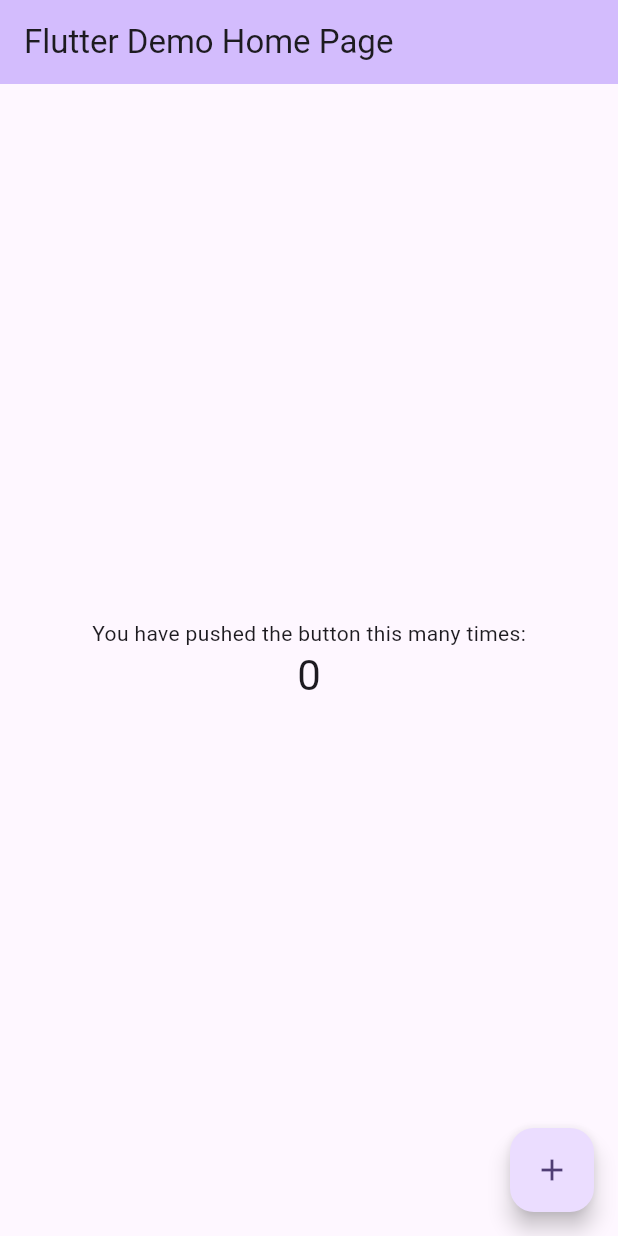
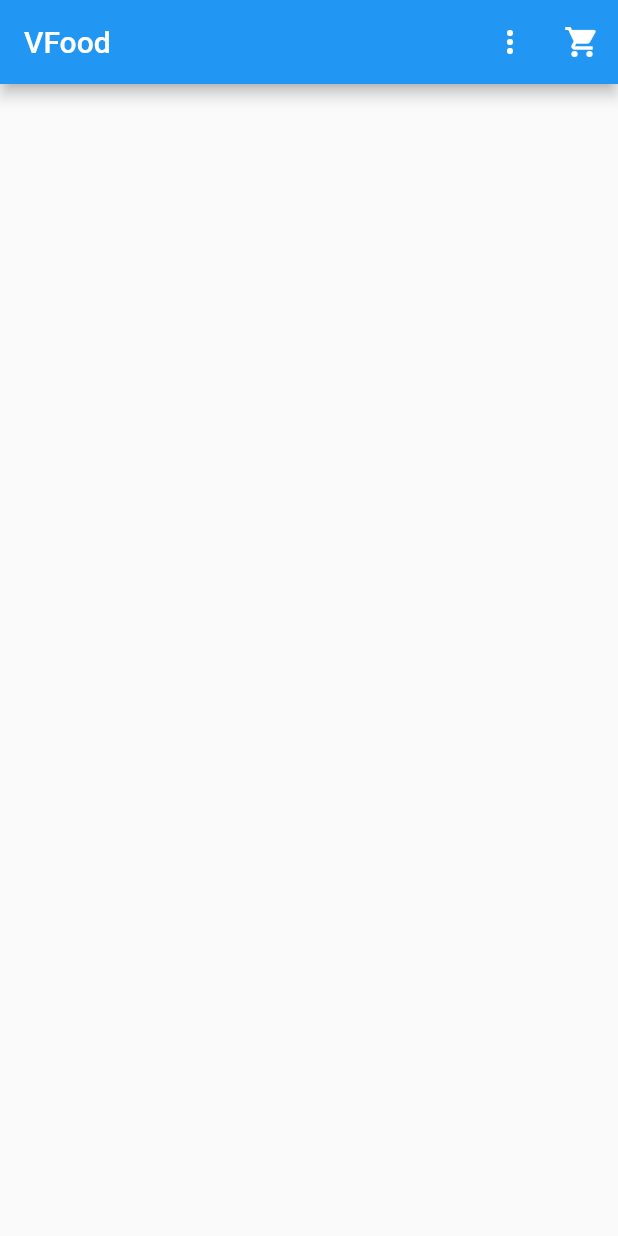
Before and after one commit to 23-24Sem1-Courses/ct48401-project-buikimquangloc, a Flutter app: the screen it shows after launch, on a phone screen of 412 x 824 dp. Run offline on Flutter 3.47's test engine with Material 2 defaults, Android fonts, the phone set to English and light mode, and no system bars.

Commit message:
Commit lần 1

```diff
--- a/lib/main.dart
+++ b/lib/main.dart
@@ -1,125 +1,18 @@
 import 'package:flutter/material.dart';
+import 'ui/screens.dart';
 
 void main() {
-  runApp(const MyApp());
+  runApp(const VFood());
 }
 
-class MyApp extends StatelessWidget {
-  const MyApp({super.key});
-
-  // This widget is the root of your application.
+class VFood extends StatelessWidget {
+  const VFood({Key? key}) : super(key: key); // Sửa constructor của MyApp
   @override
   Widget build(BuildContext context) {
-    return MaterialApp(
-      title: 'Flutter Demo',
-      theme: ThemeData(
-        // This is the theme of your application.
-        //
-        // TRY THIS: Try running your application with "flutter run". You'll see
-        // the application has a blue toolbar. Then, without quitting the app,
-        // try changing the seedColor in the colorScheme below to Colors.green
-        // and then invoke "hot reload" (save your changes or press the "hot
-        // reload" button in a Flutter-supported IDE, or press "r" if you used
-        // the command line to start the app).
-        //
-        // Notice that the counter didn't reset back to zero; the application
-        // state is not lost during the reload. To reset the state, use hot
-        // restart instead.
-        //
-        // This works for code too, not just values: Most code changes can be
-        // tested with just a hot reload.
-        colorScheme: ColorScheme.fromSeed(seedColor: Colors.deepPurple),
-        useMaterial3: true,
+    return const MaterialApp( // Thêm MaterialApp để có thể sử dụng Scaffold
+      home: SafeArea(
+        child: ProductsOverviewScreen(),
       ),
-      home: const MyHomePage(title: 'Flutter Demo Home Page'),
     );
   }
 }
-
-class MyHomePage extends StatefulWidget {
-  const MyHomePage({super.key, required this.title});
-
-  // This widget is the home page of your application. It is stateful, meaning
-  // that it has a State object (defined below) that contains fields that affect
-  // how it looks.
-
-  // This class is the configuration for the state. It holds the values (in this
-  // case the title) provided by the parent (in this case the App widget) and
-  // used by the build method of the State. Fields in a Widget subclass are
-  // always marked "final".
-
-  final String title;
-
-  @override
-  State<MyHomePage> createState() => _MyHomePageState();
-}
-
-class _MyHomePageState extends State<MyHomePage> {
-  int _counter = 0;
-
-  void _incrementCounter() {
-    setState(() {
-      // This call to setState tells the Flutter framework that something has
-      // changed in this State, which causes it to rerun the build method below
-      // so that the display can reflect the updated values. If we changed
-      // _counter without calling setState(), then the build method would not be
-      // called again, and so nothing would appear to happen.
-      _counter++;
-    });
-  }
-
-  @override
-  Widget build(BuildContext context) {
-    // This method is rerun every time setState is called, for instance as done
-    // by the _incrementCounter method above.
-    //
-    // The Flutter framework has been optimized to make rerunning build methods
-    // fast, so that you can just rebuild anything that needs updating rather
-    // than having to individually change instances of widgets.
-    return Scaffold(
-      appBar: AppBar(
-        // TRY THIS: Try changing the color here to a specific color (to
-        // Colors.amber, perhaps?) and trigger a hot reload to see the AppBar
-        // change color while the other colors stay the same.
-        backgroundColor: Theme.of(context).colorScheme.inversePrimary,
-        // Here we take the value from the MyHomePage object that was created by
-        // the App.build method, and use it to set our appbar title.
-        title: Text(widget.title),
-      ),
-      body: Center(
-        // Center is a layout widget. It takes a single child and positions it
-        // in the middle of the parent.
-        child: Column(
-          // Column is also a layout widget. It takes a list of children and
-          // arranges them vertically. By default, it sizes itself to fit its
-          // children horizontally, and tries to be as tall as its parent.
-          //
-          // Column has various properties to control how it sizes itself and
-          // how it positions its children. Here we use mainAxisAlignment to
-          // center the children vertically; the main axis here is the vertical
-          // axis because Columns are vertical (the cross axis would be
-          // horizontal).
-          //
-          // TRY THIS: Invoke "debug painting" (choose the "Toggle Debug Paint"
-          // action in the IDE, or press "p" in the console), to see the
-          // wireframe for each widget.
-          mainAxisAlignment: MainAxisAlignment.center,
-          children: <Widget>[
-            const Text(
-              'You have pushed the button this many times:',
-            ),
-            Text(
-              '$_counter',
-              style: Theme.of(context).textTheme.headlineMedium,
-            ),
-          ],
-        ),
-      ),
-      floatingActionButton: FloatingActionButton(
-        onPressed: _incrementCounter,
-        tooltip: 'Increment',
-        child: const Icon(Icons.add),
-      ), // This trailing comma makes auto-formatting nicer for build methods.
-    );
-  }
-}
--- /dev/null
+++ b/lib/ui/products/product_overview_screen.dart
@@ -0,0 +1,65 @@
+import 'package:flutter/material.dart';
+
+enum FilterOptions { favorites, all }
+
+class ProductsOverviewScreen extends StatefulWidget {
+  const ProductsOverviewScreen({super.key});
+  @override
+  State<ProductsOverviewScreen> createState() => _ProductsOverviewScreenState();
+}
+
+class _ProductsOverviewScreenState extends State<ProductsOverviewScreen> {
+  // ignore: unused_field
+  var _showOnlyFavorites = false;
+
+  @override
+  Widget build(BuildContext context) {
+    return Scaffold(
+      appBar: AppBar(
+        title: const Text('VFood'),
+        actions: <Widget>[
+          buildMenu(),
+          buildCartIcon(),
+        ],
+      ),
+    );
+  }
+
+  Widget buildMenu() {
+    return PopupMenuButton(
+      onSelected: (FilterOptions selectedValue) {
+        setState(() {
+          if (selectedValue == FilterOptions.favorites) {
+            _showOnlyFavorites = true;
+          } else {
+            _showOnlyFavorites = false;
+          }
+        });
+      },
+      icon: const Icon(
+        Icons.more_vert,
+      ),
+      itemBuilder: (context) => [
+        const PopupMenuItem(
+          value: FilterOptions.favorites,
+          child: Text("Only Favorites"),
+        ),
+        const PopupMenuItem(
+          value: FilterOptions.all,
+          child: Text('show only all'),
+        ),
+      ],
+    );
+  }
+
+  Widget buildCartIcon() {
+    return IconButton(
+      icon: const Icon(
+        Icons.shopping_cart,
+      ),
+      onPressed: () {
+        print("Cart Screen");
+      },
+    );
+  }
+}
--- /dev/null
+++ b/lib/ui/screens.dart
@@ -0,0 +1,3 @@
+export '../ui/products/product_detail_screen.dart';
+export '../ui/products/product_overview_screen.dart';
+export '../ui/products/product_manager.dart';
```
Also changed, not shown: lib/models/product.dart (added, +37 -0 lines), lib/ui/products/product_detail_screen.dart (added, +50 -0 lines), lib/ui/products/product_grid.dart (added, +27 -0 lines), lib/ui/products/product_grid_tile.dart (added, +62 -0 lines), lib/ui/products/product_manager.dart (added, +129 -0 lines), pubspec.yaml (+2 -74 lines), pubspec.lock, 2 other files.
